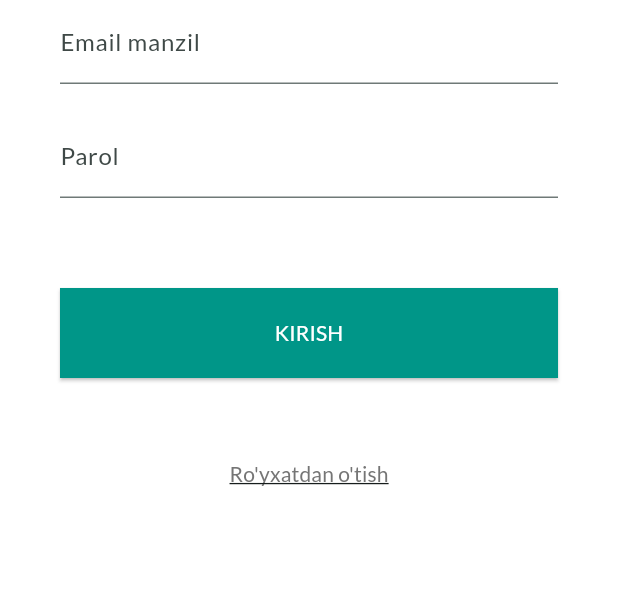
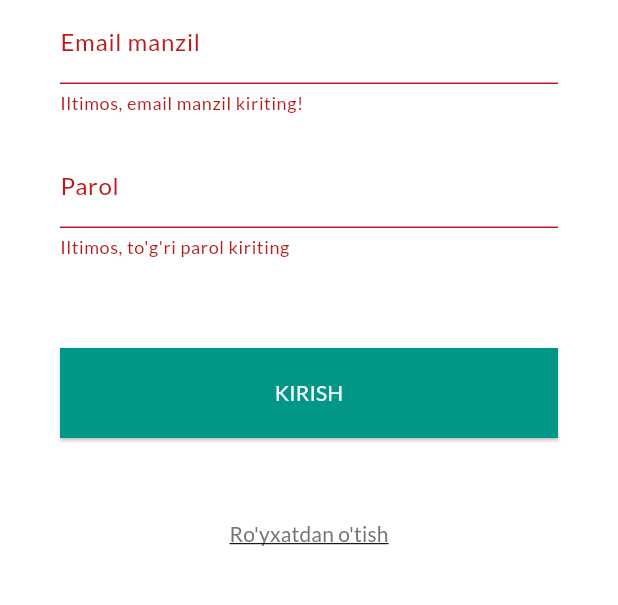
Before and after one commit to Axrorbek1178/food_menu, a Flutter app: the screen it shows after launch, after a tap on "KIRISH", on a phone screen of 412 x 824 dp, the part 558-1163 px from its top. Run offline on Flutter 3.47's test engine with Material 3 defaults, Android fonts, the phone set to English and light mode, and no system bars; our stand-ins replace flutter_local_notifications, flutter_slidable; network calls fail.

Commit message:
new changes added

```diff
--- a/lib/main.dart
+++ b/lib/main.dart
@@ -1,18 +1,20 @@
 import 'package:flutter/material.dart';
-import 'package:food_menu/noti_service.dart';
-import 'package:food_menu/screens/auth_screen.dart';
-import 'package:food_menu/screens/edit_product_screen.dart';
+
+import '../providers/products.dart';
+import 'package:provider/provider.dart';
 
 import '../providers/orders.dart';
 import '../screens/manage_product_screen.dart';
 import '../screens/orders_screen.dart';
 import '../screens/cart_screen.dart';
 import '../providers/cart.dart';
-import '../providers/products.dart';
-import 'package:provider/provider.dart';
 import './screens/home_screen.dart';
 import './screens/product_details_screen.dart';
 import './styles/my_shop_style.dart';
+import '../noti_service.dart';
+import '../providers/auth.dart';
+import '../screens/auth_screen.dart';
+import '../screens/edit_product_screen.dart';
 
 void main() {
   WidgetsFlutterBinding.ensureInitialized();
@@ -31,6 +33,7 @@ class MyApp extends StatelessWidget {
   Widget build(BuildContext context) {
     return MultiProvider(
       providers: [
+        ChangeNotifierProvider<Auth>(create: (ctx) => Auth()),
         ChangeNotifierProvider<Products>(create: (ctx) => Products()),
         ChangeNotifierProvider<Cart>(create: (ctx) => Cart()),
         ChangeNotifierProvider<Orders>(create: (ctx) => Orders()),
--- /dev/null
+++ b/lib/providers/auth.dart
@@ -0,0 +1,46 @@
+import 'dart:convert';
+
+import 'package:flutter/material.dart';
+import 'package:food_menu/services/http_exception.dart';
+import 'package:http/http.dart' as http;
+
+class Auth with ChangeNotifier {
+  String? _token;
+  DateTime? _expiryDate;
+  String? _userId;
+  static const apikey = "AIzaSyAbPN6a1TciTPrh0pJA0A3Uf5ewelliaO4";
+
+  Future<void> _authenticate(
+    String email,
+    String password,
+    String urlSegment,
+  ) async {
+    final url = Uri.parse(
+      "https://identitytoolkit.googleapis.com/v1/accounts:$urlSegment?key=$apikey",
+    );
+    try {
+      final response = await http.post(
+        url,
+        body: jsonEncode({
+          'email': email,
+          'password': password,
+          'returnSecureToken': true,
+        }),
+      );
+      final data = jsonDecode(response.body);
+      if (data['error'] != null) {
+        throw HttpException(data['error']['message']);
+      }
+    } catch (e) {
+      rethrow;
+    }
+  }
+
+  Future<void> signUp(String email, String password) async {
+    return _authenticate(email, password, 'signUp');
+  }
+
+  Future<void> signIn(String email, String password) async {
+    return _authenticate(email, password, 'signInWithPassword');
+  }
+}
--- a/lib/screens/auth_screen.dart
+++ b/lib/screens/auth_screen.dart
@@ -1,6 +1,9 @@
 import 'package:flutter/material.dart';
+import 'package:food_menu/services/http_exception.dart';
+import '../providers/auth.dart';
+import 'package:provider/provider.dart';
 
-enum AuthMode {}
+enum AuthMode { Register, Login }
 
 class AuthScreen extends StatefulWidget {
   const AuthScreen({super.key});
@@ -12,7 +15,59 @@ class AuthScreen extends StatefulWidget {
 }
 
 class _AuthScreenState extends State<AuthScreen> {
-  void switchAuthMode() {}
+  GlobalKey<FormState> _formKey = GlobalKey();
+  AuthMode _authMode = AuthMode.Login;
+  final _passwordController = TextEditingController();
+  var _loading = false;
+  Map<String, String> _authData = {'email': '', 'password': ''};
+
+  Future<void> _submit() async {
+    if (_formKey.currentState!.validate()) {
+      //save form
+      _formKey.currentState!.save();
+
+      setState(() {
+        _loading = true;
+      });
+      try {
+        if (_authMode == AuthMode.Login) {
+          //.. login user
+          await Provider.of<Auth>(
+            context,
+            listen: false,
+          ).signIn(_authData['email']!, _authData['password']!);
+        } else {
+          //register user
+          await Provider.of<Auth>(
+            context,
+            listen: false,
+          ).signUp(_authData['email']!, _authData['password']!);
+        }
+      } on HttpException catch (error) {
+        var errorMessage = "Xatolik sodir bo'ldi";
+        print(error);
+      } catch (e) {
+        var errorMessage =
+            "Kechirasiz xatolik sodir bo'ldi. Qaytadan o'rinib ko'ring";
+      }
+      setState(() {
+        _loading = false;
+      });
+    }
+  }
+
+  void _switchAuthMode() {
+    if (_authMode == AuthMode.Login) {
+      setState(() {
+        _authMode = AuthMode.Register;
+      });
+    } else {
+      setState(() {
+        _authMode = AuthMode.Login;
+      });
+    }
+  }
+
   @override
   Widget build(BuildContext context) {
     return Scaffold(
@@ -20,37 +75,83 @@ class _AuthScreenState extends State<AuthScreen> {
         child: Padding(
           padding: EdgeInsets.all(40.0),
           child: Form(
+            key: _formKey,
             child: Column(
-              crossAxisAlignment: .stretch,
               children: [
                 Image.asset('assets/images/logo.png', fit: BoxFit.cover),
                 TextFormField(
                   decoration: const InputDecoration(labelText: "Email manzil"),
+                  validator: (email) {
+                    if (email == null || email.isEmpty) {
+                      return "Iltimos, email manzil kiriting!";
+                    } else if (!email.contains('@')) {
+                      return "Iltimos, to'g'ri email kiriting";
+                    }
+                  },
+                  onSaved: (email) {
+                    _authData['email'] = email!;
+                  },
                 ),
                 const SizedBox(height: 20),
                 TextFormField(
+                  obscureText: true,
                   decoration: const InputDecoration(labelText: "Parol"),
+                  controller: _passwordController,
+                  validator: (password) {
+                    if (password == null || password.isEmpty) {
+                      return "Iltimos, to'g'ri parol kiriting";
+                    } else if (password.length < 6) {
+                      return "Parol juda oson";
+                    }
+                  },
+                  onSaved: (password) {
+                    _authData['password'] = password!;
+                  },
+                ),
+                if (_authMode == AuthMode.Register)
+                  Column(
+                    children: [
+                      const SizedBox(height: 20),
+                      TextFormField(
+                        decoration: const InputDecoration(
+                          labelText: "Parolni tasdiqlang",
+                        ),
+                        obscureText: true,
+                        validator: (confirmedPassword) {
+                          if (_passwordController.text != confirmedPassword) {
+                            return "Parollar bir biriga mos kelmadi!";
+                          }
+                        },
+                      ),
+                    ],
                   ),
                 const SizedBox(height: 60.0),
-                ElevatedButton(
+                _loading
+                    ? const CircularProgressIndicator.adaptive()
+                    : ElevatedButton(
                         style: ElevatedButton.styleFrom(
                           backgroundColor: Colors.teal,
                           padding: EdgeInsets.symmetric(vertical: 20),
                           shape: const RoundedRectangleBorder(
                             borderRadius: BorderRadiusGeometry.zero,
                           ),
+                          minimumSize: const Size(double.infinity, 50),
                         ),
-                  onPressed: () {},
-                  child: const Text(
-                    "KIRISH",
+                        onPressed: _submit,
+                        child: Text(
+                          _authMode == AuthMode.Login
+                              ? "KIRISH"
+                              : "RO'YXATDAN O'TISH",
                           style: TextStyle(color: Colors.white),
                         ),
                       ),
                 const SizedBox(height: 40),
                 TextButton(
-                  onPressed: () {},
+                  onPressed: _switchAuthMode,
                   child: Text(
-                    "Ro'yxatdan o'tish",
+                    _authMode == AuthMode.Login
+                        ? "Ro'yxatdan o'tish"
+                        : "Kirish",
                     style: TextStyle(
                       color: Colors.grey.shade600,
                       decoration: TextDecoration.underline,
```
Lines whose indentation alone changed are shown as unchanged.
